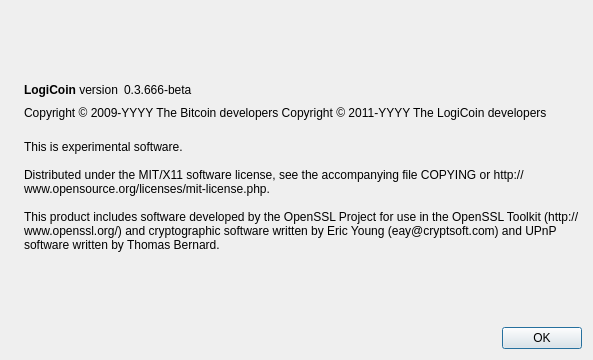
PumpCoinDEV/PumpCoin, file src/qt/forms/aboutdialog.ui: the form before one commit.
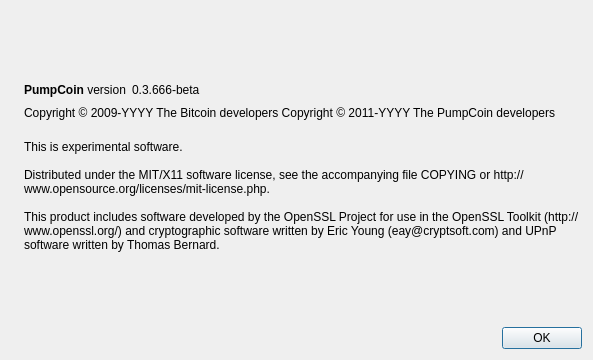
The form after the commit. Icons and pictures are not drawn.

Patch:
```diff
--- a/src/qt/forms/aboutdialog.ui
+++ b/src/qt/forms/aboutdialog.ui
@@ -50,7 +50,7 @@
           <cursorShape>IBeamCursor</cursorShape>
          </property>
          <property name="text">
-          <string>&lt;b&gt;LogiCoin&lt;/b&gt; version</string>
+          <string>&lt;b&gt;PumpCoin&lt;/b&gt; version</string>
          </property>
          <property name="textInteractionFlags">
           <set>Qt::LinksAccessibleByMouse|Qt::TextSelectableByKeyboard|Qt::TextSelectableByMouse</set>
@@ -92,7 +92,7 @@
        </property>
        <property name="text">
         <string notr="true">Copyright &amp;copy; 2009-YYYY The Bitcoin developers
-Copyright &amp;copy; 2011-YYYY The LogiCoin developers</string>
+Copyright &amp;copy; 2011-YYYY The PumpCoin developers</string>
        </property>
        <property name="textFormat">
         <enum>Qt::RichText</enum>
```
Left out of the diff: 2 changed lines with no effect on the pictures.
